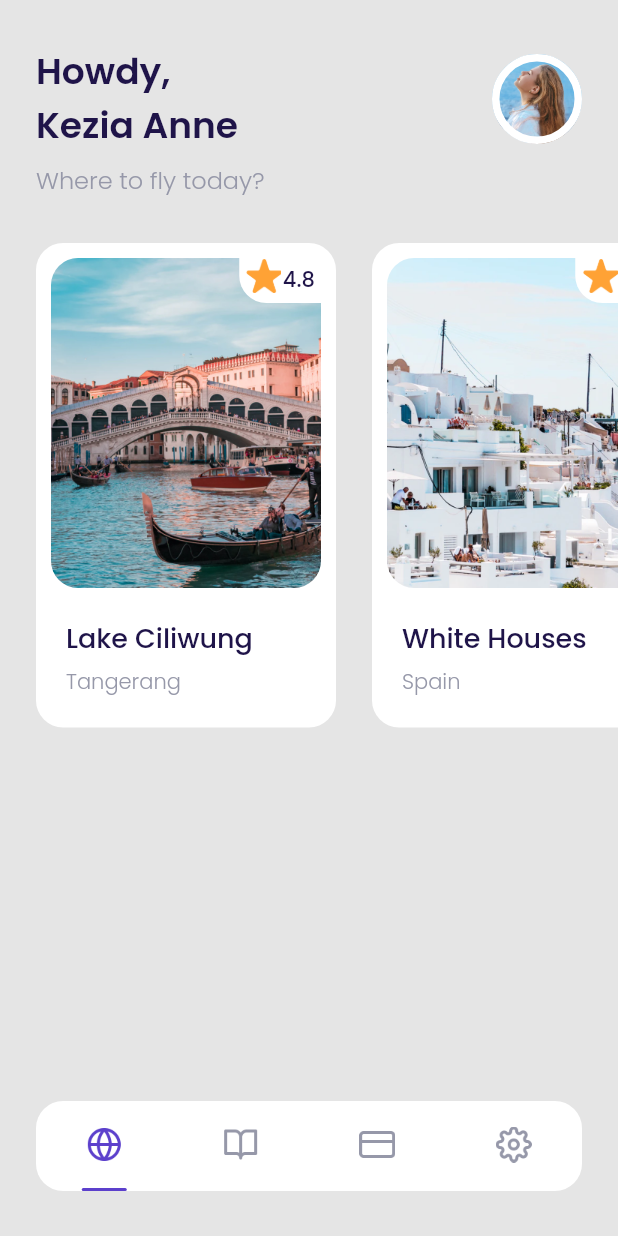
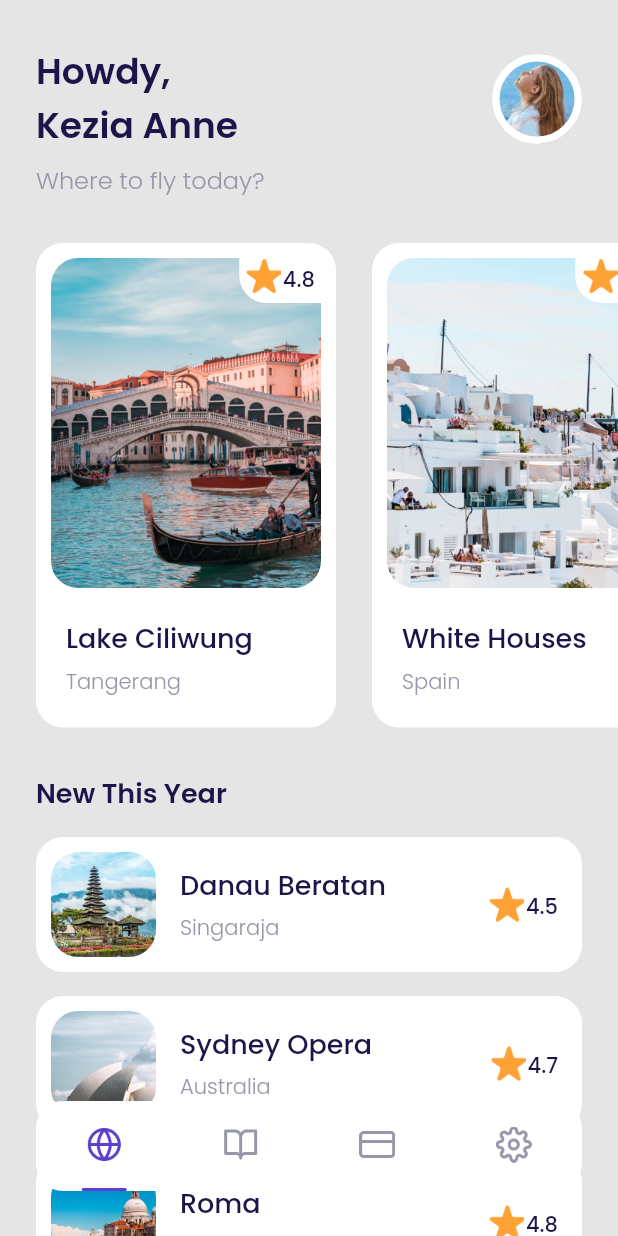
Before and after one commit to embunazzahra/travel_app, a Flutter app: the screen it shows after launch, on a phone screen of 412 x 824 dp. Run offline on Flutter 3.47's test engine with Material 2 defaults, Android fonts, the phone set to English and light mode, and no system bars; our stand-ins replace google_fonts.

Commit message:
finishing homepage

```diff
--- a/lib/ui/pages/home_page.dart
+++ b/lib/ui/pages/home_page.dart
@@ -1,5 +1,6 @@
 import 'package:flutter/material.dart';
 import 'package:travel_app/ui/widgets/destination_card.dart';
+import 'package:travel_app/ui/widgets/destination_tile.dart';
 import '../../shared/theme.dart';
 
 class HomePage extends StatelessWidget {
@@ -94,12 +95,59 @@ class HomePage extends StatelessWidget {
     );
   }
 
+  Widget newDestination() {
+    return Container(
+      margin: EdgeInsets.only(
+          bottom: 100, right: defaultMargin, left: defaultMargin),
+      child: Column(
+        crossAxisAlignment: CrossAxisAlignment.start,
+        children: [
+          Text(
+            'New This Year',
+            style: blackFont.copyWith(fontSize: 18, fontWeight: semiBold),
+          ),
+          DestinationTile(
+            name: 'Danau Beratan',
+            city: 'Singaraja',
+            imageUrl: 'assets/image_6.png',
+            rating: 4.5,
+          ),
+          DestinationTile(
+            name: 'Sydney Opera',
+            city: 'Australia',
+            imageUrl: 'assets/image_7.png',
+            rating: 4.7,
+          ),
+          DestinationTile(
+            name: 'Roma',
+            city: 'Italy',
+            imageUrl: 'assets/image_11.png',
+            rating: 4.8,
+          ),
+          DestinationTile(
+            name: 'Payung Teduh',
+            city: 'Singapore',
+            imageUrl: 'assets/image_5.png',
+            rating: 4.5,
+          ),
+          DestinationTile(
+            name: 'Hill Hey',
+            city: 'Monaco',
+            imageUrl: 'assets/image_3.png',
+            rating: 4.7,
+          ),
+        ],
+      ),
+    );
+  }
+
   @override
   Widget build(BuildContext context) {
     return ListView(
       children: [
         header(),
         destinationSection(),
+        newDestination(),
       ],
     );
   }
--- /dev/null
+++ b/lib/ui/widgets/destination_tile.dart
@@ -0,0 +1,95 @@
+import 'package:flutter/material.dart';
+import 'package:travel_app/shared/theme.dart';
+
+class DestinationTile extends StatelessWidget {
+  final String name;
+  final String city;
+  final String imageUrl;
+  final double rating;
+
+  const DestinationTile(
+      {Key? key,
+      required this.name,
+      required this.city,
+      required this.imageUrl,
+      this.rating = 0.0})
+      : super(key: key);
+
+  @override
+  Widget build(BuildContext context) {
+    return Container(
+      margin: EdgeInsets.only(top: 16),
+      padding: EdgeInsets.only(bottom: 10, top: 10, left: 10, right: 16),
+      width: double.infinity,
+      height: 90,
+      decoration: BoxDecoration(
+        color: kWhiteColor,
+        borderRadius: BorderRadius.circular(defaultRadius),
+      ),
+      child: Row(
+        mainAxisAlignment: MainAxisAlignment.start,
+        crossAxisAlignment: CrossAxisAlignment.center,
+        children: [
+          Container(
+            width: 70,
+            height: 70,
+            decoration: BoxDecoration(
+                borderRadius: BorderRadius.circular(defaultRadius),
+                image: DecorationImage(
+                    fit: BoxFit.cover, image: AssetImage(imageUrl))),
+          ),
+          SizedBox(
+            width: 16,
+          ),
+          Expanded(
+            child: Column(
+              crossAxisAlignment: CrossAxisAlignment.start,
+              mainAxisAlignment: MainAxisAlignment.center,
+              children: [
+                Text(
+                  name,
+                  style: blackFont.copyWith(fontSize: 18, fontWeight: medium),
+                ),
+                SizedBox(
+                  height: 5,
+                ),
+                Text(
+                  city,
+                  style: greyFont.copyWith(fontWeight: light),
+                ),
+              ],
+            ),
+          ),
+          Row(
+            mainAxisAlignment: MainAxisAlignment.center,
+            crossAxisAlignment: CrossAxisAlignment.center,
+            children: [
+              Container(
+                height: 24,
+                width: 24,
+                decoration: BoxDecoration(
+                    image: DecorationImage(
+                        image: AssetImage('assets/icon_star.png'))),
+              ),
+              SizedBox(
+                width: 1,
+              ),
+              Column(
+                mainAxisAlignment: MainAxisAlignment.center,
+                children: [
+                  SizedBox(
+                    height: 3,
+                  ),
+                  Text(
+                    rating.toString(),
+                    style: blackFont.copyWith(fontWeight: medium, fontSize: 14),
+                  ),
+                ],
+              )
+            ],
+          ),
+        ],
+      ),
+    );
+  }
+}
```
